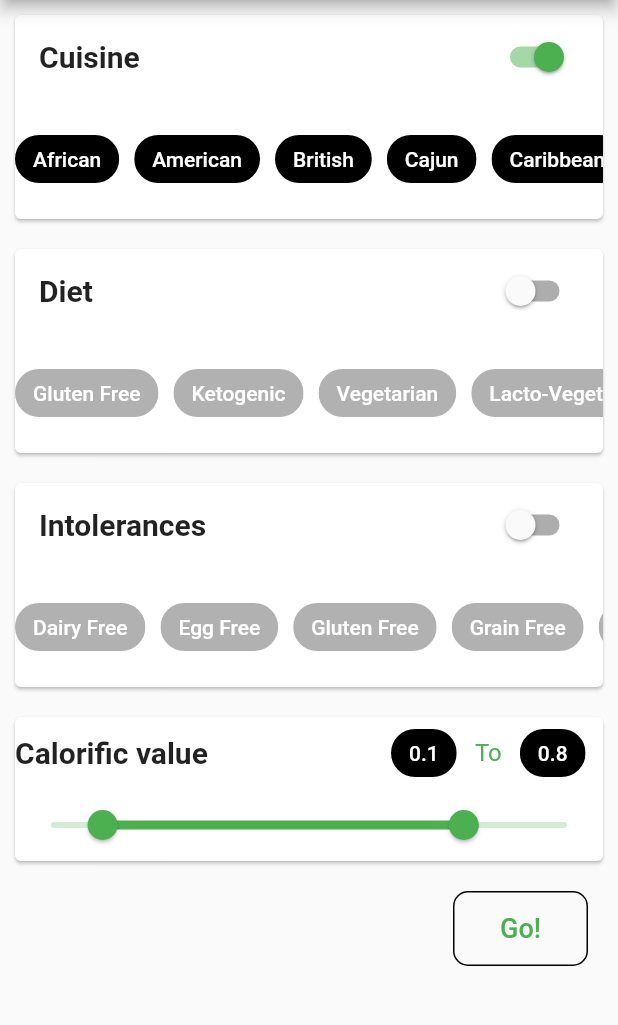
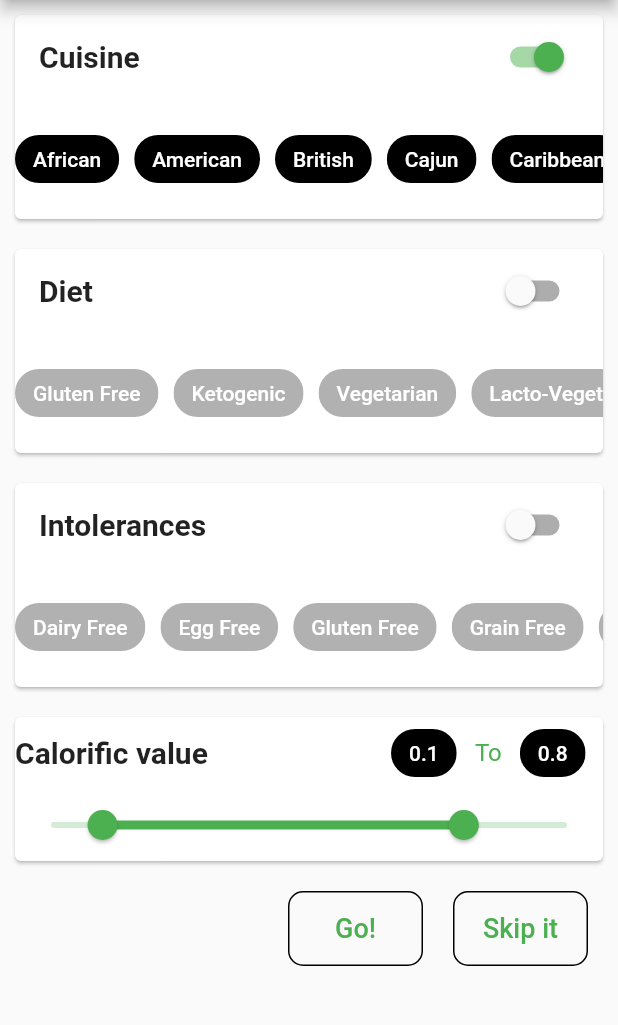
Before and after one commit to IkramHlel/flutter_foodapp, a Flutter app: the SearchRecipePage screen opened directly with empty values, after a tap on "Cuisine", on a phone screen of 412 x 824 dp, the part 84-1109 px from its top. Run offline on Flutter 3.47's test engine with Material 2 defaults, Android fonts, the phone set to English and light mode, and no system bars; our stand-ins replace rxdart; accounts and stored records are empty; network calls fail.

Commit message:
changes commit

```diff
--- a/flutter_food_app/lib/Services/recipe_service.dart
+++ b/flutter_food_app/lib/Services/recipe_service.dart
@@ -10,7 +10,7 @@ import '../models/product_model.dart';
 import 'package:flutter_food_app/models/summary_recipe_model.dart';
 
 class RecipeService {
-  final _apiKey = '5a69cf1ea96f413b8b6099b2a9a04e45';
+  final _apiKey = 'dd9e54f7a2f848d0b8b4c979a88e2a05';
   Map<String, dynamic> recipeData = {};
 
   Future<RecipeModel> fetchRecipeInfo(int recipeId) async {
--- a/flutter_food_app/lib/Services/recipes_service.dart
+++ b/flutter_food_app/lib/Services/recipes_service.dart
@@ -3,8 +3,9 @@ import 'dart:convert';
 
 import 'package:http/http.dart' as http;
 import '../models/recipes_model.dart';
+import '../models/recipes_complex_model.dart';
 class RecipesService{
-  final _apiKey = '5a69cf1ea96f413b8b6099b2a9a04e45';
+  final _apiKey = 'dd9e54f7a2f848d0b8b4c979a88e2a05';
 
     Future<RecipesModel> fetchRecipes() async {
 
@@ -17,7 +18,21 @@ class RecipesService{
       } else {
         throw Exception('Failed to load post');
       }
-
   }
 
+  Future<RecipesComplexModel> fetchRecipesByQuery(String title) async {
+
+    final http.Response response = await http.get(
+        'https://api.spoonacular.com/recipes/complexSearch?query=$title&apiKey=$_apiKey');
+        //print(response.body.toString());
+    json.decode(response.body);
+     if (response.statusCode == 200){
+        return RecipesComplexModel.fromJson( json.decode(response.body));
+      } else {
+        throw Exception('Failed to load post');
+      }
+  }
+
+
+
 }
--- a/flutter_food_app/lib/Services/search_service.dart
+++ b/flutter_food_app/lib/Services/search_service.dart
@@ -7,7 +7,7 @@ import 'package:flutter_food_app/models/autocomplete_recipe_model.dart';
 import 'package:flutter_food_app/models/recipes_complex_model.dart';
 
 class SearchService{
-  final _apiKey = '5a69cf1ea96f413b8b6099b2a9a04e45';
+  final _apiKey = 'dd9e54f7a2f848d0b8b4c979a88e2a05';
 
     Future<AutocomleteRecipeModel> autocompleteRecipeSearch(String s) async {
     final http.Response response = await http.get(
--- a/flutter_food_app/lib/blocs/recipes_bloc.dart
+++ b/flutter_food_app/lib/blocs/recipes_bloc.dart
@@ -5,6 +5,7 @@ import 'package:rxdart/rxdart.dart';
 
 import '../models/recipes_model.dart';
 import '../Services/recipes_service.dart';
+import '../models/recipes_complex_model.dart';
 
 class RecipesBloc {
   RecipesService recipesService = RecipesService();
@@ -18,6 +19,15 @@ class RecipesBloc {
     recipesSink.add(recipeModel);
   }
 
+    final _recipesByQuery = PublishSubject<RecipesComplexModel>();
+  Observable<RecipesComplexModel> get recipesByQueryStream => _recipesByQuery.stream;
+  StreamSink<RecipesComplexModel> get recipesByQuerySink => _recipesByQuery.sink;
+
+  fetchRecipesByQuery ( String title)async {
+    RecipesComplexModel recipesComplexModel = await recipesService.fetchRecipesByQuery(title);
+ recipesByQuerySink.add(recipesComplexModel);
+  }
+
   void dispose() {
     _recipes.close();
   }
--- a/flutter_food_app/lib/models/instruction_model.dart
+++ b/flutter_food_app/lib/models/instruction_model.dart
@@ -33,8 +33,7 @@ class _Instruction {
   int _number;
   String _step;
   _Instruction(instruction) {
-    print(instruction[0]);
-    _step = instruction[0];
+    _step = instruction['step'];
     _number = instruction['number'];
 
     List<_Equipment> equipmentList = [];
--- a/flutter_food_app/lib/pages/search_recipe.dart
+++ b/flutter_food_app/lib/pages/search_recipe.dart
@@ -1,4 +1,5 @@
 import 'package:flutter/material.dart';
+import 'package:flutter_food_app/blocs/recipes_bloc.dart';
 
 import 'package:flutter_food_app/blocs/search_recipe_bloc.dart';
 
@@ -78,6 +79,9 @@ class _SearchRecipePageState extends State<SearchRecipePage> {
     double maxValue = 0.8;
     RangeValues _values = RangeValues(minValue, maxValue);
     SearchRecipeBloc searchRecipeBloc = SearchRecipeBloc(widget.title);
+    RecipesBloc recipesBloc = RecipesBloc();
+    recipesBloc.fetchRecipesByQuery(widget.title);
+
     return WillPopScope(
       onWillPop: () {
         Navigator.of(context).push(MaterialPageRoute(
@@ -144,10 +148,11 @@ class _SearchRecipePageState extends State<SearchRecipePage> {
                 ),
               ),
             ),
+            Row(
+              mainAxisAlignment: MainAxisAlignment.end,
+              children: <Widget>[
                 Padding(
                   padding: EdgeInsets.only(right: 20.0, top: 10.0),
-              child: Align(
-                alignment: Alignment.bottomRight,
                   child: Container(
                     decoration: BoxDecoration(
                         border: Border.all(color: Colors.black),
@@ -168,17 +173,55 @@ class _SearchRecipePageState extends State<SearchRecipePage> {
                                           SearchResultsPage(widget.title,
                                               snapshot.data.results)));
                                 } else {
-                                List<Recipe> results = [];
-                                Navigator.of(context).push(MaterialPageRoute(
-                                    builder: (BuildContext context) =>
-                                        SearchResultsPage(
-                                            widget.title, results)));
+                                  showDialog(
+                                      context: context,
+                                      builder: (BuildContext context) {
+                                        return AlertDialog(
+                                          title: Text('An error occured!'),
+                                          content: Text('Please select !'),
+                                          actions: <Widget>[
+                                            FlatButton(
+                                              child: Text('Okay'),
+                                              onPressed: () {
+                                                Navigator.of(context).pop();
+                                              },
+                                            )
+                                          ],
+                                        );
+                                      });
                                 }
                               });
                         }),
                   ),
                 ),
-            )
+                Padding(
+                  padding: EdgeInsets.only(right: 20.0, top: 10.0),
+                  child: Container(
+                    decoration: BoxDecoration(
+                        border: Border.all(color: Colors.black),
+                        borderRadius: BorderRadius.circular(10.0)),
+                    child: StreamBuilder<RecipesComplexModel>(
+                        stream: recipesBloc.recipesByQueryStream,
+                        builder: (context, snapshot) {
+                          return FlatButton(
+                              textColor: Colors.green,
+                              child: Text(
+                                'Skip it',
+                                style: TextStyle(fontSize: 18.0),
+                              ),
+                              onPressed: () {
+                                if (snapshot.data != null) {
+                                  Navigator.of(context).push(MaterialPageRoute(
+                                      builder: (BuildContext context) =>
+                                          SearchResultsPage(widget.title,
+                                              snapshot.data.results)));
+                                }
+                              });
+                        }),
+                  ),
+                ),
+              ],
+            ),
           ],
         ),
       ),
--- a/flutter_food_app/lib/widgets/search_card.dart
+++ b/flutter_food_app/lib/widgets/search_card.dart
@@ -54,7 +54,7 @@ class _SearchCardState extends State<SearchCard> {
                         _active = value;
                         if (_active) {
                           _opacity = 1;
-                        } else if(!_active){
+                        } else if (!_active) {
                           _opacity = 0.3;
                         }
                       });
```
Also changed, not shown: flutter_food_app/lib/pages/recipe_details/recipe_steps.dart (+27 -17 lines). Lines whose indentation alone changed are shown as unchanged.
